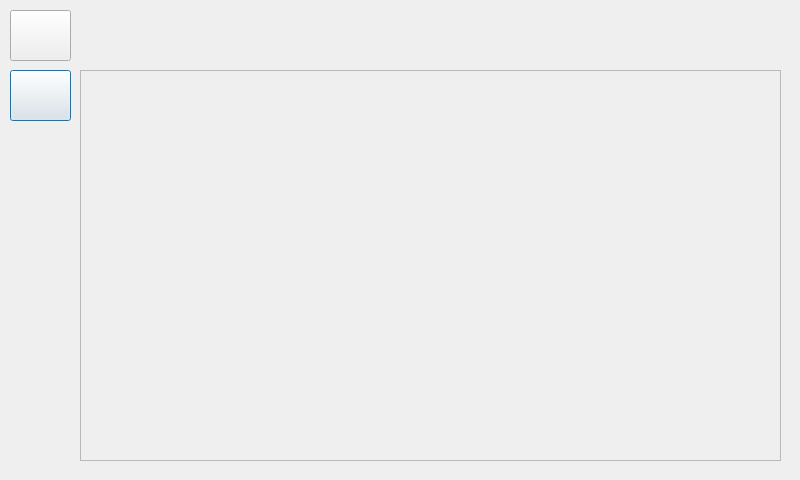
The window that UI/smrr_ui/src/ui/screen_optionstitled.ui (ENTC-FYP-19-G08/ismrr) describes before a commit, drawn with Qt 5.
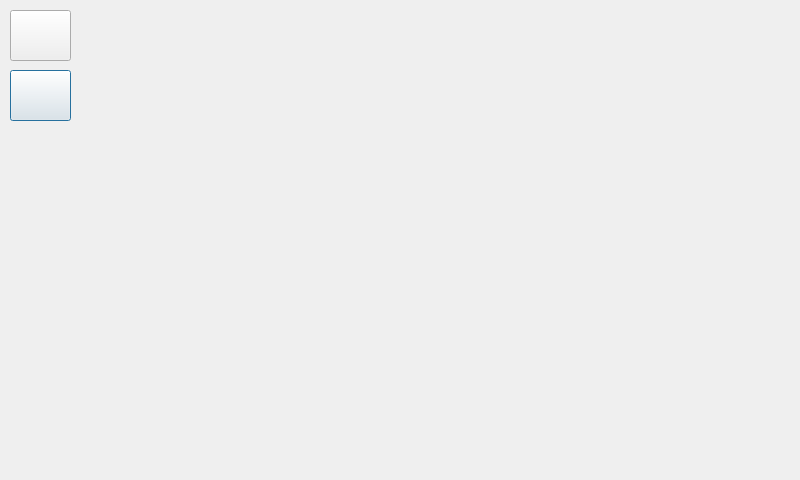
The same window after the commit. Icons and pictures are not drawn.

Commit message: make optiontitled horizontal

What changed in the file:
```diff
--- a/UI/smrr_ui/src/ui/screen_optionstitled.ui
+++ b/UI/smrr_ui/src/ui/screen_optionstitled.ui
@@ -47,12 +47,15 @@
   <widget class="QScrollArea" name="scrollArea">
    <property name="geometry">
     <rect>
-     <x>80</x>
-     <y>70</y>
-     <width>701</width>
-     <height>391</height>
+     <x>10</x>
+     <y>220</y>
+     <width>771</width>
+     <height>241</height>
     </rect>
    </property>
+   <property name="frameShape">
+    <enum>QFrame::NoFrame</enum>
+   </property>
    <property name="widgetResizable">
     <bool>true</bool>
    </property>
@@ -61,33 +64,40 @@
      <rect>
       <x>0</x>
       <y>0</y>
-      <width>699</width>
-      <height>389</height>
+      <width>771</width>
+      <height>241</height>
      </rect>
     </property>
-   <layout class="QVBoxLayout" name="scrollLayout">
-    <property name="spacing">
-        <number>10</number>
-    </property>
-</layout>
-
+    <layout class="QHBoxLayout" name="scrollLayout">
+     <property name="spacing">
+      <number>30</number>
+     </property>
+    </layout>
    </widget>
   </widget>
   <widget class="QLabel" name="label">
    <property name="geometry">
     <rect>
-     <x>220</x>
+     <x>100</x>
      <y>20</y>
-     <width>411</width>
-     <height>31</height>
+     <width>601</width>
+     <height>131</height>
     </rect>
    </property>
+   <property name="font">
+    <font>
+     <pointsize>30</pointsize>
+    </font>
+   </property>
    <property name="text">
     <string/>
    </property>
    <property name="alignment">
     <set>Qt::AlignCenter</set>
    </property>
+   <property name="wordWrap">
+    <bool>true</bool>
+   </property>
   </widget>
   <widget class="QPushButton" name="btnHome">
    <property name="geometry">
```
Left out of the diff: 6 changed lines with no effect on the pictures. The commit also changes 2 other files.
